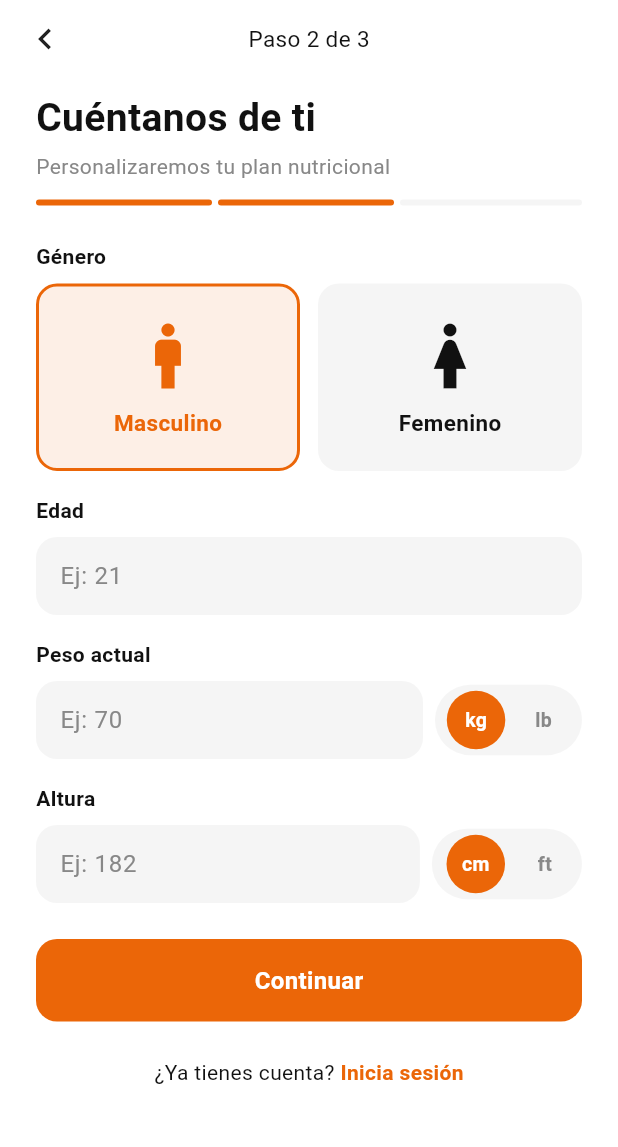
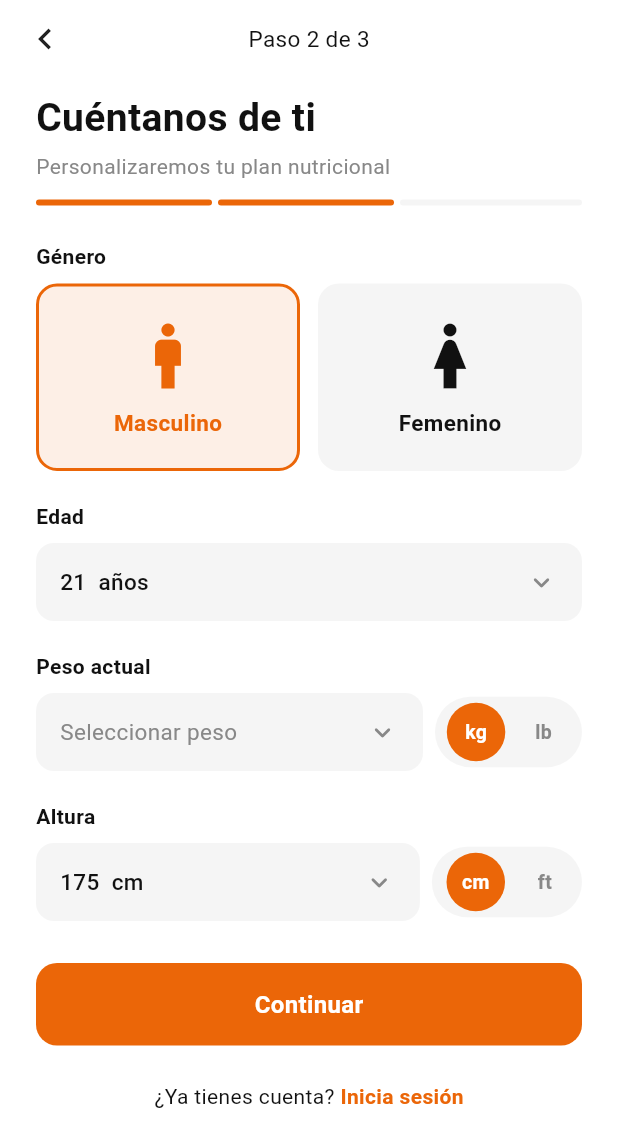
Before and after one commit to YxcidDev/fitness_life_application, a Flutter app: the RegisterStep2Screen screen opened directly with empty values, after a tap on "kg", on a phone screen of 412 x 824 dp. Shown: the top 1147 px of the screen. Run offline on Flutter 3.47's test engine with Material 3 defaults, Android fonts, the phone set to English and light mode, and no system bars; our stand-ins replace device_info_plus, equatable, firebase_core, firebase_messaging, flutter_bloc, flutter_local_notifications and 2 more; accounts and stored records are empty.

Commit message:
refactor(auth): reemplazar inputs de texto por selectores de rueda en registro paso 2
Sustituye AppInput de texto libre por _PickerField con NumberPickerSheet
para edad, peso y altura. Pre-selecciona valores por defecto (21 años,
70 kg, 175 cm) posicionando el picker con _closestIndex(). Añade
_validateAll() que bloquea navegación si algún campo es cero. _FieldError
muestra mensajes inline en rojo. Soporta cambio de unidades kg/lb y
cm/ft reseteando el valor seleccionado al alternar.

```diff
--- a/lib/features/auth/presentation/screens/register_step2_screen.dart
+++ b/lib/features/auth/presentation/screens/register_step2_screen.dart
@@ -1,8 +1,8 @@
 import 'package:flutter/material.dart';
 import '../../../../core/theme/app_colors.dart';
 import '../../../../core/widgets/app_button.dart';
-import '../../../../core/widgets/app_input.dart';
 import '../../../../core/widgets/app_label.dart';
+import '../../../../core/widgets/number_picker_sheet.dart';
 import '../widgets/register_scaffold.dart';
 import 'register_step3_screen.dart';
 
@@ -23,12 +23,119 @@ class RegisterStep2Screen extends StatefulWidget {
 }
 
 class _RegisterStep2ScreenState extends State<RegisterStep2Screen> {
-  bool _isMale = true;
-  bool _isKg   = true;
-  bool _isCm   = true;
-  final _ageCtrl    = TextEditingController();
-  final _weightCtrl = TextEditingController();
-  final _heightCtrl = TextEditingController();
+  bool _isMale   = true;
+  bool _isKg     = true;
+  bool _isCm     = true;
+
+  int    _selectedAge    = 21;
+  double _selectedWeight = 70;
+  double _selectedHeight = 175;
+
+  String _ageLabel    = '21  años';
+  String _weightLabel = '70  kg';
+  String _heightLabel = '175  cm';
+
+  String? _ageError;
+  String? _weightError;
+  String? _heightError;
+
+  bool _validateAll() {
+    String? ageErr    = _selectedAge == 0    ? 'Selecciona tu edad'    : null;
+    String? weightErr = _selectedWeight == 0 ? 'Selecciona tu peso'    : null;
+    String? heightErr = _selectedHeight == 0 ? 'Selecciona tu altura'  : null;
+    setState(() {
+      _ageError    = ageErr;
+      _weightError = weightErr;
+      _heightError = heightErr;
+    });
+    return ageErr == null && weightErr == null && heightErr == null;
+  }
+
+  Future<void> _pickAge() async {
+    final items = ageItems();
+    final initIndex =
+        items.indexWhere((e) => e.numericValue == _selectedAge.toDouble());
+    final picked = await showNumberPickerSheet(
+      context: context,
+      title: 'Edad',
+      values: items,
+      initialIndex: initIndex < 0 ? 0 : initIndex,
+    );
+    if (picked != null) {
+      setState(() {
+        _selectedAge = picked.numericValue.toInt();
+        _ageLabel    = picked.label;
+        _ageError    = null;
+      });
+    }
+  }
+
+  Future<void> _pickWeight() async {
+    final items = _isKg ? weightKgItems() : weightLbItems();
+    final initIndex = _closestIndex(items, _selectedWeight);
+    final picked = await showNumberPickerSheet(
+      context: context,
+      title: 'Peso',
+      values: items,
+      initialIndex: initIndex,
+    );
+    if (picked != null) {
+      setState(() {
+        _selectedWeight = picked.numericValue;
+        _weightLabel    = picked.label;
+        _weightError    = null;
+      });
+    }
+  }
+
+  Future<void> _pickHeight() async {
+    final items = _isCm ? heightCmItems() : heightFtItems();
+    final initIndex = _closestIndex(items, _selectedHeight);
+    final picked = await showNumberPickerSheet(
+      context: context,
+      title: 'Altura',
+      values: items,
+      initialIndex: initIndex,
+    );
+    if (picked != null) {
+      setState(() {
+        _selectedHeight = picked.numericValue;
+        _heightLabel    = picked.label;
+        _heightError    = null;
+      });
+    }
+  }
+
+  int _closestIndex(List<PickerItem> items, double target) {
+    if (items.isEmpty) return 0;
+    int idx = 0;
+    double minDiff = double.infinity;
+    for (int i = 0; i < items.length; i++) {
+      final diff = (items[i].numericValue - target).abs();
+      if (diff < minDiff) {
+        minDiff = diff;
+        idx = i;
+      }
+    }
+    return idx;
+  }
+
+
+  void _onWeightUnitChanged(bool isKg) {
+    setState(() {
+      _isKg        = isKg;
+      _selectedWeight = 0;
+      _weightLabel = isKg ? 'Seleccionar peso' : 'Seleccionar peso';
+    });
+  }
+
+  void _onHeightUnitChanged(bool isCm) {
+    setState(() {
+      _isCm          = isCm;
+      _selectedHeight = 0;
+      _heightLabel    = isCm ? 'Seleccionar altura' : 'Seleccionar altura';
+    });
+  }
 
   @override
   Widget build(BuildContext context) {
@@ -62,55 +169,68 @@ class _RegisterStep2ScreenState extends State<RegisterStep2Screen> {
               ),
             ],
           ),
-          const SizedBox(height: 16),
+          const SizedBox(height: 20),
+
           const AppLabel('Edad'),
           const SizedBox(height: 8),
-          AppInput(
-              controller: _ageCtrl,
-              hint: 'Ej: 21',
-              keyboardType: TextInputType.number),
+          _PickerField(
+            label: _ageLabel,
+            hasValue: _selectedAge > 0,
+            onTap: _pickAge,
+          ),
+          _FieldError(_ageError),
           const SizedBox(height: 16),
+
           const AppLabel('Peso actual'),
           const SizedBox(height: 8),
           Row(
             children: [
               Expanded(
-                child: AppInput(
-                    controller: _weightCtrl,
-                    hint: 'Ej: 70',
-                    keyboardType: TextInputType.number),
+                child: _PickerField(
+                  label: _weightLabel,
+                  hasValue: _selectedWeight > 0,
+                  onTap: _pickWeight,
+                ),
               ),
               const SizedBox(width: 8),
               _UnitToggle(
                 left: 'kg',
                 right: 'lb',
                 isLeft: _isKg,
-                  onToggle: (v) => setState(() => _isKg = v)),
+                onToggle: _onWeightUnitChanged,
+              ),
             ],
           ),
+          _FieldError(_weightError),
           const SizedBox(height: 16),
+
           const AppLabel('Altura'),
           const SizedBox(height: 8),
           Row(
             children: [
               Expanded(
-                child: AppInput(
-                    controller: _heightCtrl,
-                    hint: 'Ej: 182',
-                    keyboardType: TextInputType.number),
+                child: _PickerField(
+                  label: _heightLabel,
+                  hasValue: _selectedHeight > 0,
+                  onTap: _pickHeight,
+                ),
               ),
               const SizedBox(width: 8),
               _UnitToggle(
                 left: 'cm',
                 right: 'ft',
                 isLeft: _isCm,
-                  onToggle: (v) => setState(() => _isCm = v)),
+                onToggle: _onHeightUnitChanged,
+              ),
             ],
           ),
+          _FieldError(_heightError),
           const SizedBox(height: 24),
+
           AppButton(
             label: 'Continuar',
             onTap: () {
+              if (!_validateAll()) return;
               Navigator.push(
                 context,
                 MaterialPageRoute(
@@ -119,9 +239,9 @@ class _RegisterStep2ScreenState extends State<RegisterStep2Screen> {
                     password: widget.password,
                     fullName: widget.fullName,
                     sex:      _isMale ? 'male' : 'female',
-                    age:      int.tryParse(_ageCtrl.text) ?? 0,
-                    weightKg: double.tryParse(_weightCtrl.text) ?? 0,
-                    heightCm: double.tryParse(_heightCtrl.text) ?? 0,
+                    age:      _selectedAge,
+                    weightKg: _selectedWeight,
+                    heightCm: _selectedHeight,
                   ),
                 ),
               );
@@ -138,7 +258,8 @@ class _RegisterStep2ScreenState extends State<RegisterStep2Screen> {
                   onTap: () => Navigator.pop(context),
                   child: const Text('Inicia sesión',
                       style: TextStyle(
-                          color: kOrange, fontWeight: FontWeight.bold)),
+                          color: kOrange,
+                          fontWeight: FontWeight.bold)),
                 ),
               ],
             ),
@@ -149,13 +270,77 @@ class _RegisterStep2ScreenState extends State<RegisterStep2Screen> {
   }
 }
 
+class _PickerField extends StatelessWidget {
+  final String label;
+  final bool hasValue;
+  final VoidCallback onTap;
+
+  const _PickerField({
+    required this.label,
+    required this.hasValue,
+    required this.onTap,
+  });
+
+  @override
+  Widget build(BuildContext context) {
+    return GestureDetector(
+      onTap: onTap,
+      child: Container(
+        height: 52,
+        padding: const EdgeInsets.symmetric(horizontal: 16),
+        decoration: BoxDecoration(
+          color: kLightGrey,
+          borderRadius: BorderRadius.circular(12),
+        ),
+        child: Row(
+          children: [
+            Expanded(
+              child: Text(
+                label,
+                style: TextStyle(
+                  fontSize: 15,
+                  color: hasValue ? kDark : kGrey,
+                  fontWeight:
+                      hasValue ? FontWeight.w500 : FontWeight.normal,
+                ),
+              ),
+            ),
+            const Icon(Icons.expand_more_rounded,
+                color: kGrey, size: 22),
+          ],
+        ),
+      ),
+    );
+  }
+}
+
+class _FieldError extends StatelessWidget {
+  final String? message;
+  const _FieldError(this.message);
+
+  @override
+  Widget build(BuildContext context) {
+    if (message == null) return const SizedBox(height: 4);
+    return Padding(
+      padding: const EdgeInsets.only(top: 6, left: 4),
+      child: Text(message!,
+          style: const TextStyle(color: Colors.red, fontSize: 12)),
+    );
+  }
+}
+
 class _GenderCard extends StatelessWidget {
   final String label;
   final IconData icon;
   final bool isSelected;
   final VoidCallback onTap;
 
-  const _GenderCard({required this.label, required this.icon, required this.isSelected, required this.onTap});
+  const _GenderCard({
+    required this.label,
+    required this.icon,
+    required this.isSelected,
+    required this.onTap,
+  });
 
   @override
   Widget build(BuildContext context) {
@@ -192,7 +377,12 @@ class _UnitToggle extends StatelessWidget {
   final bool isLeft;
   final Function(bool) onToggle;
 
-  const _UnitToggle({required this.left, required this.right, required this.isLeft, required this.onToggle});
+  const _UnitToggle({
+    required this.left,
+    required this.right,
+    required this.isLeft,
+    required this.onToggle,
+  });
 
   @override
   Widget build(BuildContext context) {
@@ -214,7 +404,8 @@ class _UnitToggle extends StatelessWidget {
       onTap: onTap,
       child: AnimatedContainer(
         duration: const Duration(milliseconds: 200),
-        padding: const EdgeInsets.symmetric(horizontal: 16, vertical: 10),
+        padding:
+            const EdgeInsets.symmetric(horizontal: 16, vertical: 10),
         decoration: BoxDecoration(
           color: active ? kOrange : Colors.transparent,
           shape: BoxShape.circle,
```
Lines whose indentation alone changed are shown as unchanged.
